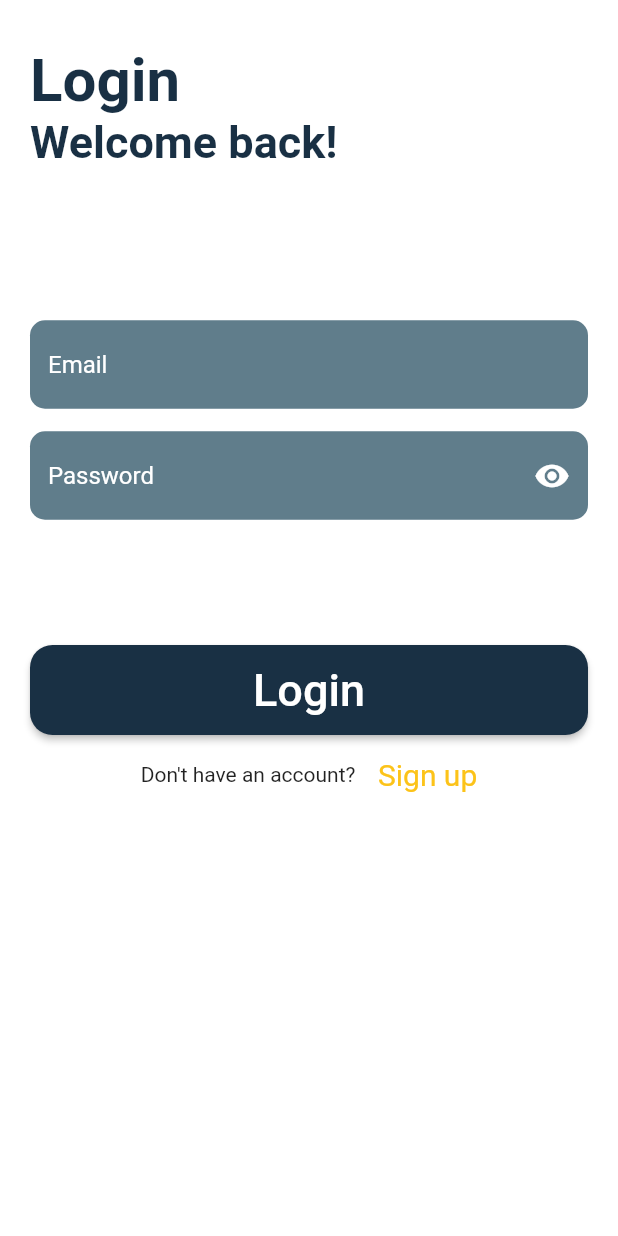
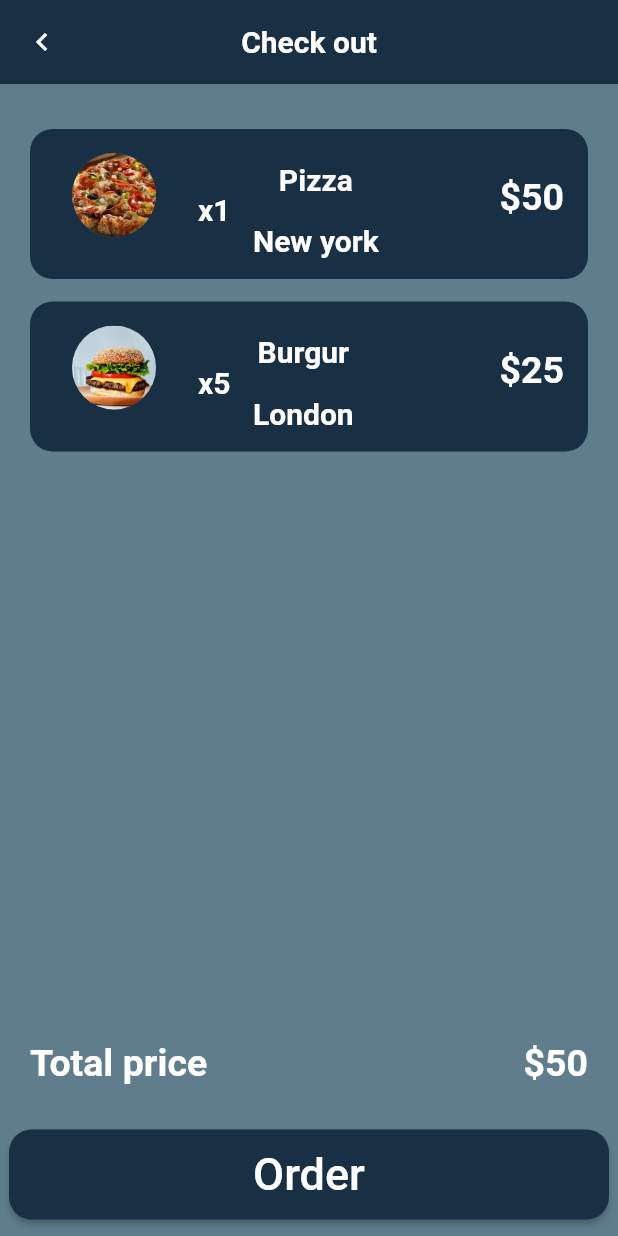
Before and after one commit to fountain19/feedme, a Flutter app: the screen it shows after launch, on a phone screen of 412 x 824 dp. Run offline on Flutter 3.47's test engine with Material 2 defaults, Android fonts, the phone set to English and light mode, and no system bars; our stand-ins replace cloud_firestore, firebase_auth, firebase_core; accounts and stored records are empty.

Commit message:
28/2/2021

```diff
--- a/lib/main.dart
+++ b/lib/main.dart
@@ -1,4 +1,5 @@
 
+import 'package:feedme/screen/checkOut.dart';
 import 'package:feedme/screen/homepage.dart';
 import 'package:feedme/screen/login.dart';
 import 'package:feedme/screen/signup.dart';
@@ -26,17 +27,18 @@ class MyApp extends StatelessWidget {
       theme: ThemeData(
         primarySwatch: Colors.blueGrey,
       ),
-      home: StreamBuilder(
-        stream: FirebaseAuth.instance.authStateChanges(),
-        builder: (context,snapshot){
-          if(snapshot.hasData)
-            {
-              return HomePage();
-            }else{
-            return Login();
-          }
-        },
-      ),
+      // home: StreamBuilder(
+      //   stream: FirebaseAuth.instance.authStateChanges(),
+      //   builder: (context,snapshot){
+      //     if(snapshot.hasData)
+      //       {
+      //         return HomePage();
+      //       }else{
+      //       return Login();
+      //     }
+      //   },
+      // ),
+     home: CheckOut(),
     );
   }
 }
--- /dev/null
+++ b/lib/screen/checkOut.dart
@@ -0,0 +1,150 @@
+import 'package:feedme/widget/button.dart';
+import 'package:flutter/material.dart';
+
+import 'homepage.dart';
+
+class CheckOut extends StatelessWidget {
+  @override
+  Widget build(BuildContext context) {
+    Widget listTile({String image,String number,String name,String address,String price}){
+      return  Container(
+          decoration: BoxDecoration(
+          borderRadius: BorderRadius.circular(15)
+      ,color:  Color(0xff193044),
+      ),
+      height: 100,
+       child: ListTile(
+        leading: CircleAvatar(
+          radius: 40,
+          backgroundImage: AssetImage('images/$image.jpg'),
+        ),
+        title: Row(
+          children: [
+            Text('$number',style: TextStyle(
+              color: Colors.white,
+              fontWeight: FontWeight.bold,
+              fontSize: 20,
+
+            ),),
+            SizedBox(width: 15,),
+            Column(
+              mainAxisAlignment: MainAxisAlignment.spaceEvenly,
+              children: [
+                Container(
+                  child: Text('$name',style: TextStyle(
+                    color: Colors.white,
+                    fontWeight: FontWeight.bold,
+                    fontSize: 20,
+
+                  ),),
+                ),
+                Container(
+                  child: Text('$address',style: TextStyle(
+                    color: Colors.white,
+                    fontWeight: FontWeight.bold,
+                    fontSize: 20,
+
+                  ),),
+                )
+              ],
+            )
+          ],
+        ),
+        trailing: Padding(
+          padding: const EdgeInsets.only(top: 15,bottom: 15),
+          child: Container(
+            child: Text('\$$price',style: TextStyle(
+              color: Colors.white,
+              fontWeight: FontWeight.bold,
+              fontSize: 25,
+
+      )))),));
+    }
+    return Scaffold(
+      backgroundColor: Theme.of(context).accentColor,
+      bottomNavigationBar: Container(
+        height: 160,
+        child:Column(
+          children: [
+            Padding(
+              padding: EdgeInsets.symmetric(horizontal: 20, vertical: 30),
+              child: Row(
+                mainAxisAlignment: MainAxisAlignment.spaceBetween,
+                children: [
+                  Text(
+                      'Total price',style: TextStyle(
+                    color: Colors.white,
+                    fontWeight: FontWeight.bold,
+                    fontSize: 25,
+
+                  ),
+                  ),
+                  Text(
+                      '\$50',style: TextStyle(
+                    color: Colors.white,
+                    fontWeight: FontWeight.bold,
+                    fontSize: 25,
+
+                  ),
+                  ),
+
+                ],
+              ),
+            ),
+            Button(
+              title: 'Order',
+              onPressed: (){},
+            )
+          ],
+        )
+      ),
+      appBar: AppBar(
+        centerTitle: true,
+        title: Text('Check out',style: TextStyle(
+          color: Colors.white,
+          fontWeight: FontWeight.bold,
+          fontSize: 20,
+        ),
+        ),
+        leading: GestureDetector(
+          child: Icon(Icons.keyboard_arrow_left,color: Colors.white,),
+          onTap: (){
+            Navigator.pushAndRemoveUntil(context, MaterialPageRoute(builder: (ctx){
+              return HomePage();
+            }), (route) => false);
+          },
+        ),
+        backgroundColor:Color(0xff193044),
+        elevation: 0.0,
+      ),
+  body: Container(
+    padding: EdgeInsets.symmetric(horizontal: 20, vertical: 30),
+    height: double.infinity,
+    width: double.infinity ,
+    child: SingleChildScrollView(
+      child: Column(
+        mainAxisAlignment: MainAxisAlignment.spaceBetween,
+        children: [
+
+             listTile(image: 'pizza',
+             name: 'Pizza',
+             address: 'New york',
+             number: 'x1',
+             price: '50')
+        ,SizedBox(
+        height: 15,
+    ),
+             listTile(image: 'burgur',
+               name: 'Burgur',
+               address: 'London',
+               number: 'x5',
+             price: '25')
+
+
+        ],
+      ),
+    ),
+  ),
+    );
+  }
+}
--- /dev/null
+++ b/lib/screen/skipScreen.dart
@@ -0,0 +1,8 @@
+import 'package:flutter/material.dart';
+
+class SkipScreen extends StatelessWidget {
+  @override
+  Widget build(BuildContext context) {
+    return Scaffold();
+  }
+}
--- a/pubspec.yaml
+++ b/pubspec.yaml
@@ -31,6 +31,7 @@ dependencies:
   firebase_auth: ^0.20.1
   cloud_firestore: ^0.16.0+1
   firebase_core: ^0.7.0
+  carousel_pro: ^1.0.0
 
 
 dev_dependencies:
```
Also changed, not shown: pubspec.lock.
